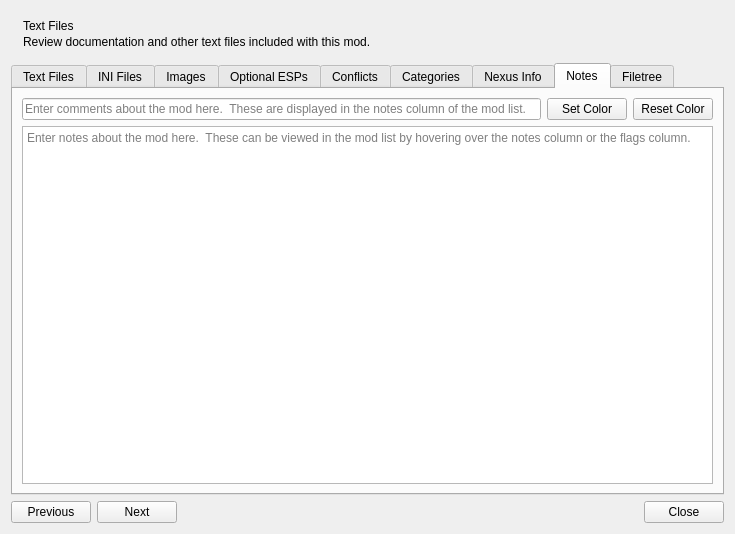
First picture: the form in source/modorganizer/src/modinfodialog.ui, repository ArialSenki/MO2-Revamped, before the edit.
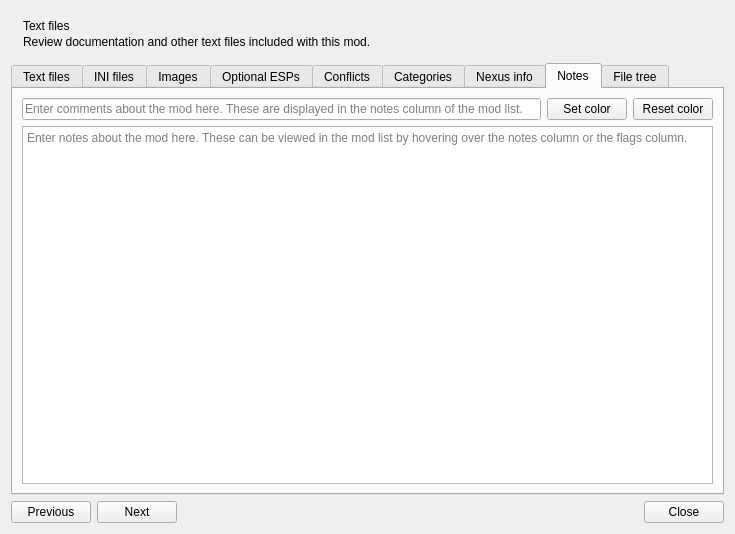
Second picture: the form after the edit. The open tabs and pages were chosen to show the change. Icons and pictures are not drawn. Custom widgets are drawn as their Qt base class.

Commit message:
Mod info: consistent pages, surfaces and sentence-case labels
The selected page keeps full text colour, the text and INI editors use
the same surface as Notes, Light page descriptions read at the standard
contrast, the file tree's Type and Date columns follow MO2's language,
the Images page drops its empty toolbar and list when there is nothing
to show, and Endorse uses an outline star. Labels and double spaces are
tidied, keeping every translation. Path fields start at the left.

Diff of the .ui file:
```diff
--- a/source/modorganizer/src/modinfodialog.ui
+++ b/source/modorganizer/src/modinfodialog.ui
@@ -35,7 +35,7 @@
       <item>
        <widget class="QLabel" name="modInfoPageTitle">
         <property name="text">
-         <string>Text Files</string>
+         <string>Text files</string>
         </property>
        </widget>
       </item>
@@ -65,7 +65,7 @@
      </property>
      <widget class="QWidget" name="tabText">
       <attribute name="title">
-       <string>Text Files</string>
+       <string>Text files</string>
       </attribute>
       <layout class="QVBoxLayout" name="verticalLayout_15">
        <item>
@@ -136,7 +136,7 @@
      </widget>
      <widget class="QWidget" name="tabIni">
       <attribute name="title">
-       <string>INI Files</string>
+       <string>INI files</string>
       </attribute>
       <layout class="QVBoxLayout" name="verticalLayout_9">
        <item>
@@ -964,7 +964,7 @@
         <normaloff>:/MO/gui/resources/internet-web-browser.png</normaloff>:/MO/gui/resources/internet-web-browser.png</iconset>
       </attribute>
       <attribute name="title">
-       <string>Nexus Info</string>
+       <string>Nexus info</string>
       </attribute>
       <layout class="QVBoxLayout" name="verticalLayout_6">
        <item>
@@ -1230,21 +1230,21 @@
             <string>Enter comments about the mod here.  These are displayed in the notes column of the mod list.</string>
            </property>
            <property name="placeholderText">
-            <string>Enter comments about the mod here.  These are displayed in the notes column of the mod list.</string>
+            <string>Enter comments about the mod here. These are displayed in the notes column of the mod list.</string>
            </property>
           </widget>
          </item>
          <item>
           <widget class="QPushButton" name="setColorButton">
            <property name="text">
-            <string>Set Color</string>
+            <string>Set color</string>
            </property>
           </widget>
          </item>
          <item>
           <widget class="QPushButton" name="resetColorButton">
            <property name="text">
-            <string>Reset Color</string>
+            <string>Reset color</string>
            </property>
           </widget>
          </item>
@@ -1262,7 +1262,7 @@
           <set>Qt::LinksAccessibleByKeyboard|Qt::LinksAccessibleByMouse|Qt::TextBrowserInteraction|Qt::TextEditable|Qt::TextEditorInteraction|Qt::TextSelectableByKeyboard|Qt::TextSelectableByMouse</set>
          </property>
          <property name="placeholderText">
-          <string>Enter notes about the mod here.  These can be viewed in the mod list by hovering over the notes column or the flags column.</string>
+          <string>Enter notes about the mod here. These can be viewed in the mod list by hovering over the notes column or the flags column.</string>
          </property>
         </widget>
        </item>
@@ -1270,7 +1270,7 @@
      </widget>
      <widget class="QWidget" name="tabFiles">
       <attribute name="title">
-       <string>Filetree</string>
+       <string>File tree</string>
       </attribute>
       <layout class="QVBoxLayout" name="verticalLayout_3">
        <item>
```
Left out of the diff: 19 changed lines with no effect on the pictures. The commit also changes 14 other files.
